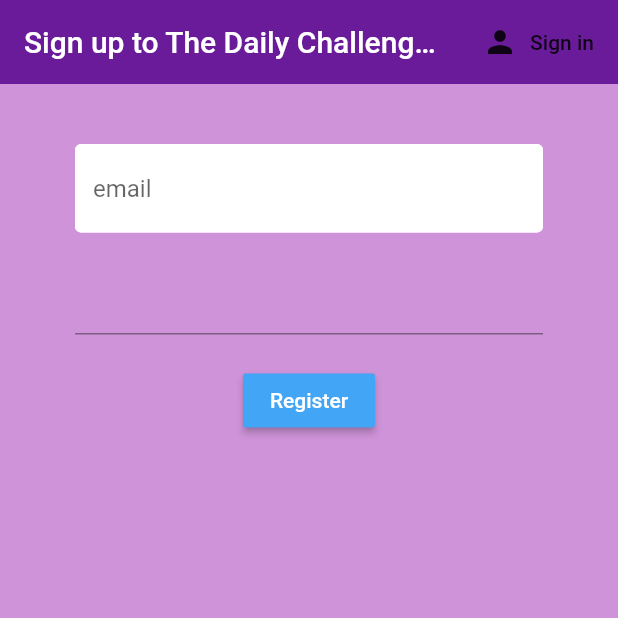
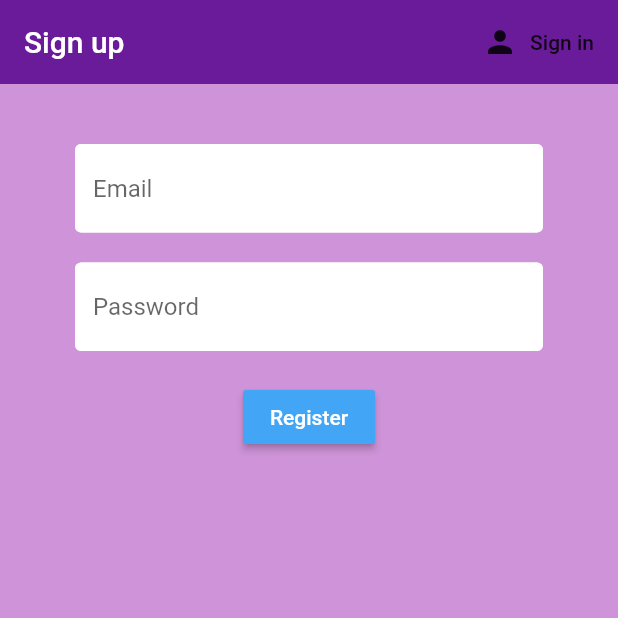
Before and after one commit to ArmeenF/Andriod-IOS-app-createAccount-login-forgotPassword-Flutter-Dart, a Flutter app: the screen it shows after launch, after a tap on "sign in", after a tap on "Register", on a phone screen of 412 x 824 dp, the top half of it. Run offline on Flutter 3.47's test engine with Material 2 defaults, Android fonts, the phone set to English and light mode, and no system bars; our stand-ins replace firebase_auth, flutter_spinkit; accounts and stored records are empty.

Commit message:
login_update

```diff
--- a/lib/screens/authenticate/register.dart
+++ b/lib/screens/authenticate/register.dart
@@ -1,5 +1,7 @@
 import 'package:flutter/material.dart';
 import 'package:thedailychallenge/services/auth.dart';
+import 'package:thedailychallenge/shared/constants.dart';
+import 'package:thedailychallenge/shared/loading.dart';
 
 class Register extends StatefulWidget {
 
@@ -14,6 +16,7 @@ class _registerState extends State<Register> {
 
    final AuthService _auth = AuthService();
    final _formKey = GlobalKey<FormState>();
+   bool loading = false;
 
   //text field state
   String email = '';
@@ -23,12 +26,12 @@ class _registerState extends State<Register> {
 
   @override
   Widget build(BuildContext context) {
-    return Scaffold(
+    return loading ? Loading() : Scaffold(
      backgroundColor: Colors.purple[200],
       appBar: AppBar(
         backgroundColor: Colors.purple[800],
         elevation: 0.0,
-        title: Text('Sign up to The Daily Challenge App'),
+        title: Text('Sign up'),
         actions: <Widget>[
           FlatButton.icon(
             icon: Icon(Icons.person),
@@ -48,17 +51,7 @@ class _registerState extends State<Register> {
             children: <Widget>[
               SizedBox(height: 20.0),
               TextFormField(
-                decoration: InputDecoration(
-                  hintText: 'email',
-                  fillColor: Colors.white,
-                  filled: true,
-                  enabledBorder: OutlineInputBorder(
-                    borderSide: BorderSide(color: Colors.white, width: 2.0)
-                  ),
-                  focusedBorder: OutlineInputBorder(
-                    borderSide: BorderSide(color: Colors.blue, width: 2.0)
-                    ),
-                ),
+                decoration: textInputDecoration.copyWith(hintText: 'Email'),
                 validator: (val) => val.isEmpty ? 'Enter an email' : null,
                 onChanged: (val)
                 {
@@ -67,6 +60,7 @@ class _registerState extends State<Register> {
               ),
               SizedBox(height: 20.0),
               TextFormField(
+                decoration: textInputDecoration.copyWith(hintText: 'Password'),
                 obscureText: true,
                 validator: (val) => val.length < 6 ? 'Enter a password 6+ chars long' : null,
                 onChanged: (val)
@@ -85,10 +79,14 @@ class _registerState extends State<Register> {
                 {
                   if(_formKey.currentState.validate())
                   {
+                    setState(() => loading = true);
                     dynamic result = await _auth.registerWithEmailAndPassword(email, password);
                     if(result == null)
                     {
-                      setState(() => error = 'please supply a valid email');
+                      setState(() {
+                         error = 'please supply a valid email';
+                         loading = false;
+                      });
                     }
                   }
                 }
--- a/lib/screens/authenticate/sign_in.dart
+++ b/lib/screens/authenticate/sign_in.dart
@@ -1,5 +1,7 @@
 import 'package:flutter/material.dart';
 import 'package:thedailychallenge/services/auth.dart';
+import 'package:thedailychallenge/shared/constants.dart';
+import 'package:thedailychallenge/shared/loading.dart';
 
 class SignIn extends StatefulWidget {
 
@@ -15,6 +17,7 @@ class _SignInState extends State<SignIn> {
 
   final AuthService _auth = AuthService();
   final _formKey = GlobalKey<FormState>();
+  bool loading = false;
 
   //text field state
   String email = '';
@@ -23,12 +26,12 @@ class _SignInState extends State<SignIn> {
 
   @override
   Widget build(BuildContext context) {
-    return Scaffold(
+    return loading ? Loading() : Scaffold(
       backgroundColor: Colors.purple[200],
       appBar: AppBar(
         backgroundColor: Colors.purple[800],
         elevation: 0.0,
-        title: Text('Sign in to The Daily Challenge App'),
+        title: Text('Sign in'),
         actions: <Widget>[
           FlatButton.icon(
             icon: Icon(Icons.person),
@@ -48,17 +51,7 @@ class _SignInState extends State<SignIn> {
             children: <Widget>[
               SizedBox(height: 20.0),
               TextFormField(
-                 decoration: InputDecoration(
-                  hintText: 'email',
-                  fillColor: Colors.white,
-                  filled: true,
-                  enabledBorder: OutlineInputBorder(
-                    borderSide: BorderSide(color: Colors.white, width: 2.0)
-                  ),
-                  focusedBorder: OutlineInputBorder(
-                    borderSide: BorderSide(color: Colors.blue, width: 2.0)
-                    ),
-                ),
+                 decoration: textInputDecoration.copyWith(hintText: 'Email'),
                 validator: (val) => val.isEmpty ? 'Enter an email' : null,
                 onChanged: (val)
                 {
@@ -67,6 +60,7 @@ class _SignInState extends State<SignIn> {
               ),
               SizedBox(height: 20.0),
               TextFormField(
+                decoration: textInputDecoration.copyWith(hintText: 'Password'),
                 obscureText: true,
                 validator: (val) => val.length < 6 ? 'Enter a password 6+ chars long' : null,
                 onChanged: (val)
@@ -85,10 +79,14 @@ class _SignInState extends State<SignIn> {
                 {
                   if(_formKey.currentState.validate())
                   {
+                    setState(() => loading = true);
                     dynamic result = await _auth.signInWithEmailAndPassword(email, password);
                     if(result == null)
                     {
-                      setState(() => error = 'COULD NOT SIGN IN WITH THOSE CREDENTIALS');
+                      setState(() {
+                         error = 'COULD NOT SIGN IN WITH THOSE CREDENTIALS';
+                         loading = false;
+                      });
                     }
                   }
                 }
--- a/lib/shared/constants.dart
+++ b/lib/shared/constants.dart
@@ -1 +1,11 @@
 import 'package:flutter/material.dart';
+
+const textInputDecoration = InputDecoration(
+  hintText: 'email',
+  fillColor: Colors.white,
+  filled: true,
+  enabledBorder: OutlineInputBorder(
+      borderSide: BorderSide(color: Colors.white, width: 2.0)),
+  focusedBorder: OutlineInputBorder(
+      borderSide: BorderSide(color: Colors.blue, width: 2.0)),
+);
--- a/pubspec.yaml
+++ b/pubspec.yaml
@@ -27,6 +27,7 @@ dependencies:
   cloud_firestore: ^0.13.5
   provider: ^3.1.0
   flutter_staggered_grid_view: ^0.2.5
+  flutter_spinkit: "^4.0.0"
 
 dev_dependencies:
   flutter_test:
```
Also changed, not shown: lib/shared/loading.dart (added, +17 -0 lines), pubspec.lock.
